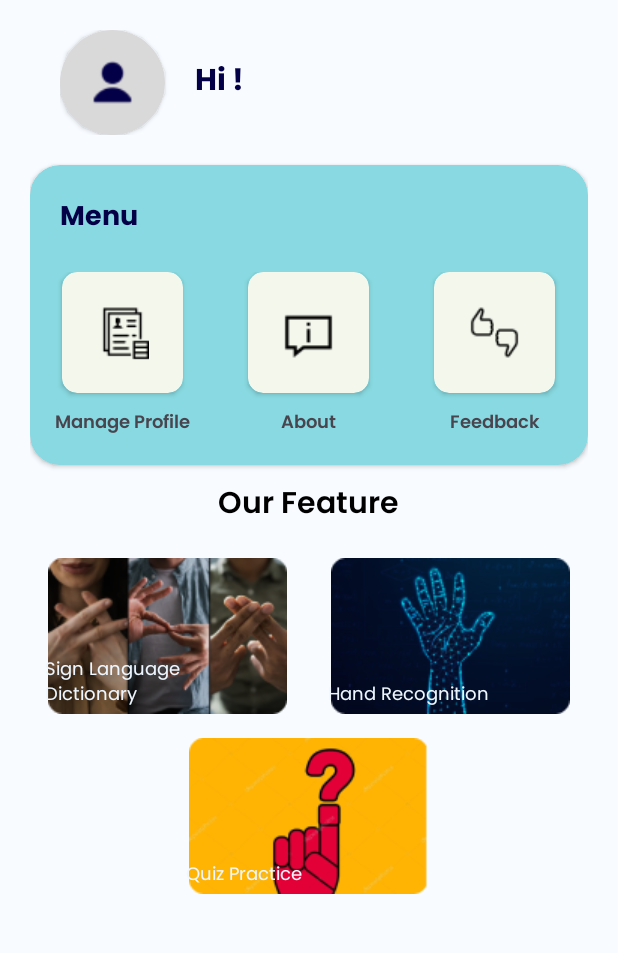
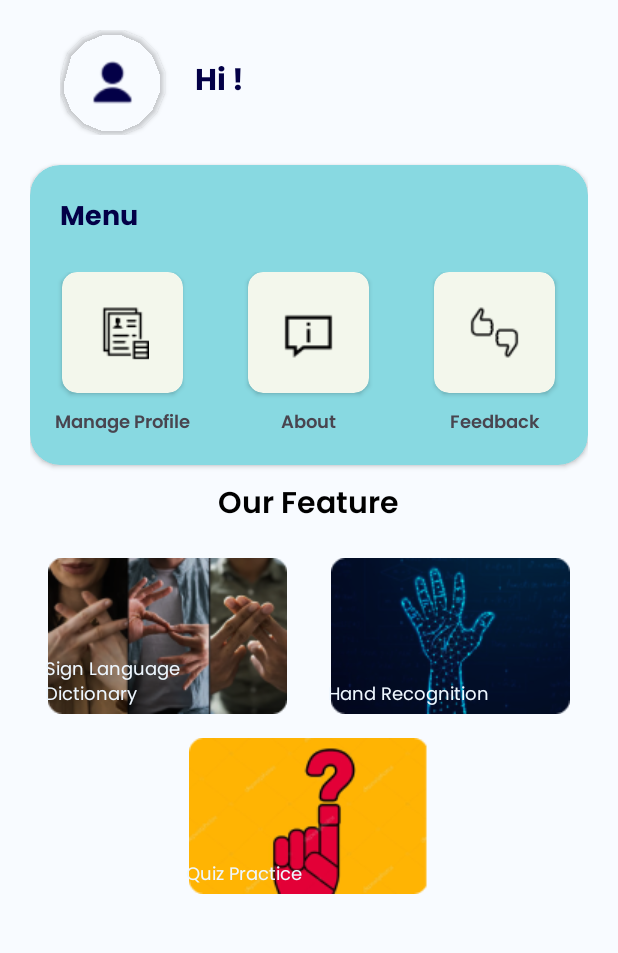
Before and after one commit to furqanramadhan/SignMate-C241-PS262, an Android app: the DashboardActivity screen opened directly, with no data from a screen before it, on a phone screen of 412 x 824 dp, the part 105-1058 px from its top. Run offline under Robolectric (Android 15) with nearby library versions, the phone set to English and light mode, and no system bars; our stand-ins replace Firebase (no records; nobody signed in at launch, a user with empty details on screens opened directly), Picasso; pictures from the network do not load.

Commit message:
dashboard

```diff
--- a/app/build.gradle.kts
+++ b/app/build.gradle.kts
@@ -81,7 +81,9 @@ dependencies {
     implementation("androidx.camera:camera-lifecycle:1.3.4")
     implementation("androidx.camera:camera-view:1.0.0-alpha28")
     implementation ("androidx.viewpager2:viewpager2:1.1.0")
-    implementation ("com.github.bumptech.glide:glide:4.12.0")
-    annotationProcessor ("com.github.bumptech.glide:compiler:4.12.0")
+
+    implementation ("com.github.bumptech.glide:glide:4.16.0")
+    annotationProcessor("com.github.bumptech.glide:compiler:4.12.0")
+
 
 }
--- a/app/src/main/java/com/capstone/signmate_c241_ps262/ui/dashboard/DashboardActivity.kt
+++ b/app/src/main/java/com/capstone/signmate_c241_ps262/ui/dashboard/DashboardActivity.kt
@@ -19,7 +19,6 @@
 import com.capstone.signmate_c241_ps262.viewmodel.DashboardViewModel
 import com.squareup.picasso.Picasso
 
-@Suppress("DEPRECATION")
 class DashboardActivity : AppCompatActivity() {
     private lateinit var binding: ActivityDashboardBinding
     private lateinit var viewModel: DashboardViewModel
@@ -88,22 +87,19 @@
     @SuppressLint("StringFormatInvalid")
     private fun updateUI(profile: Profile) {
         // Check if user is guest
-        if (profile.id == "Guest") {
+        if (profile.name == "Guest User") {
             // If user is guest, set default profile image
             Picasso.get().load(R.drawable.ic_profile).into(binding.ivProfile)
 
             // Set welcome text for guest
             binding.tvWelcome.text = getString(R.string.welcome_guest)
         } else {
-            // If user is not guest, check if photo URL is not empty before loading it
             if (profile.photo.isNotEmpty()) {
                 Picasso.get().load(profile.photo).placeholder(R.drawable.ic_profile).into(binding.ivProfile)
             } else {
-                // Set default profile image if photo URL is empty
                 Picasso.get().load(R.drawable.ic_profile).into(binding.ivProfile)
             }
 
-            // Set welcome text for logged-in user
             binding.tvWelcome.text = getString(R.string.welcome, profile.name)
         }
     }
--- a/app/src/main/java/com/capstone/signmate_c241_ps262/ui/login/LoginActivity.kt
+++ b/app/src/main/java/com/capstone/signmate_c241_ps262/ui/login/LoginActivity.kt
@@ -96,5 +96,4 @@ class LoginActivity : AppCompatActivity() {
         val guestProfile = viewModel.createGuestProfile()
         moveToDashboard(guestProfile)
     }
-
 }
--- a/app/src/main/java/com/capstone/signmate_c241_ps262/viewmodel/DashboardViewModel.kt
+++ b/app/src/main/java/com/capstone/signmate_c241_ps262/viewmodel/DashboardViewModel.kt
@@ -45,7 +45,7 @@ class DashboardViewModel : ViewModel() {
             }
         }
     }
-    private fun isGuestUser(userId: String): Boolean {
-        return userId == "Guest"
+    private fun isGuestUser(userName: String): Boolean {
+        return userName == "Guest User"
     }
 }
--- a/app/src/main/res/layout/activity_dashboard.xml
+++ b/app/src/main/res/layout/activity_dashboard.xml
@@ -60,7 +60,7 @@
                 android:layout_width="wrap_content"
                 android:layout_height="wrap_content"
                 app:cardCornerRadius="150dp"
-                app:cardBackgroundColor="@color/gray">
+                app:cardBackgroundColor="@android:color/transparent">
                 <ImageView
                     android:id="@+id/iv_profile"
                     android:layout_width="50dp"
@@ -69,6 +69,7 @@
                     android:layout_margin="10dp"
                     android:paddingBottom="10dp" />
             </androidx.cardview.widget.CardView>
+
 
             <TextView
                 android:id="@+id/tv_welcome"
```
